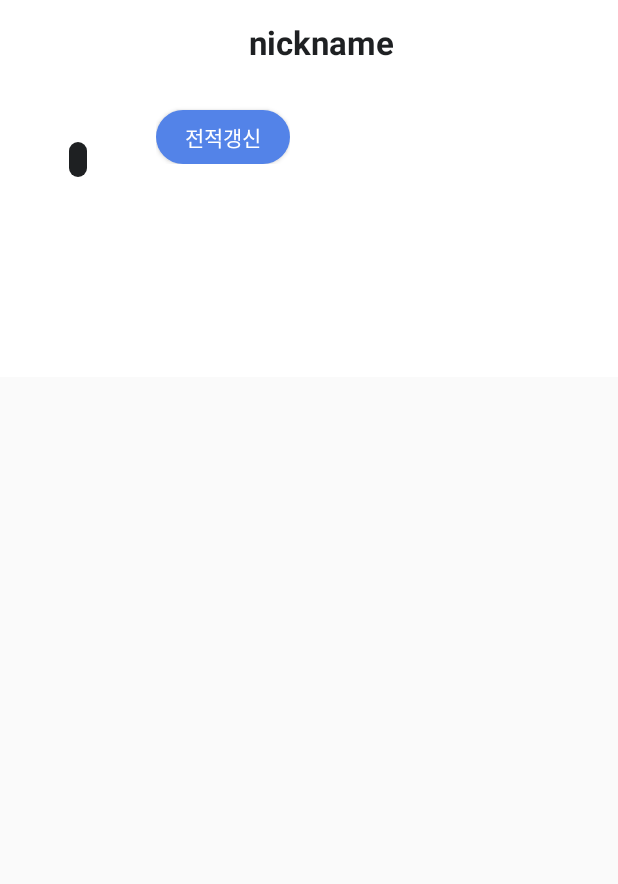
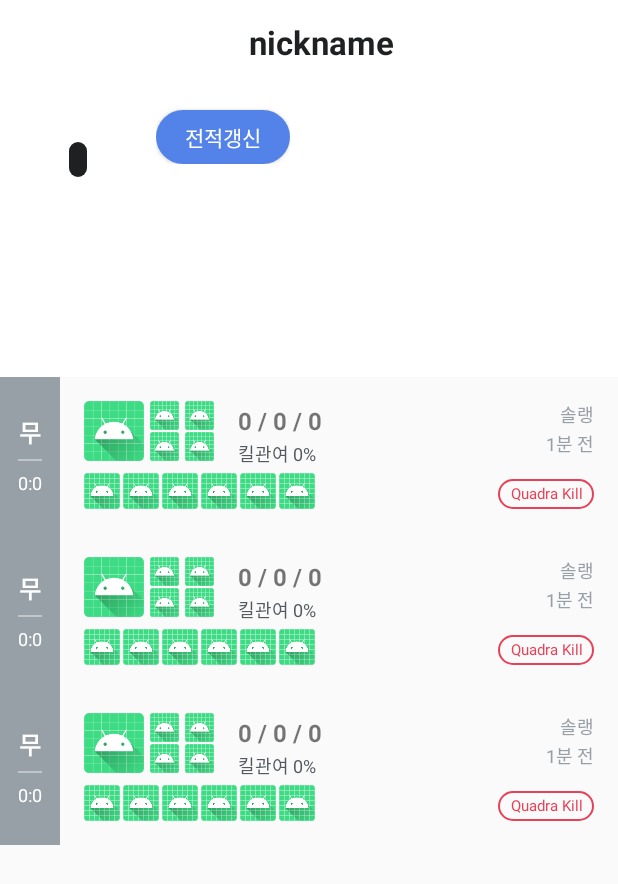
Before and after one commit to KimBooHyeon/Summoner, an Android app: the layout activity_summoner.xml on its own in the app's theme, with its tools: preview values and no code run, on a phone screen of 412 x 824 dp. Shown: the top 884 px of the screen. Run offline under Robolectric (Android 15) with nearby library versions, the phone set to English and light mode, and no system bars; network calls fail.

Commit message:
feat: game list api 호출

```diff
--- a/app/src/main/java/com/opgg/summoner/adapter/BaseAdapter.kt
+++ b/app/src/main/java/com/opgg/summoner/adapter/BaseAdapter.kt
@@ -6,11 +6,11 @@ import com.opgg.summoner.adapter.viewholder.BaseViewHolder
 abstract class BaseAdapter<T : BaseViewHolder>: RecyclerView.Adapter<T>() {
     override fun onViewAttachedToWindow(holder: T) {
         super.onViewAttachedToWindow(holder)
-        holder.onAppear()
+//        holder.onAppear()
     }
 
     override fun onViewDetachedFromWindow(holder: T) {
         super.onViewDetachedFromWindow(holder)
-        holder.onDisappear()
+//        holder.onDisappear()
     }
 }
--- a/app/src/main/java/com/opgg/summoner/adapter/viewholder/LeagueViewHolderVM.kt
+++ b/app/src/main/java/com/opgg/summoner/adapter/viewholder/LeagueViewHolderVM.kt
@@ -1,11 +1,9 @@
 package com.opgg.summoner.adapter.viewholder
 
-import android.util.Log
 import com.opgg.summoner.network.models.League
 import dagger.hilt.android.lifecycle.HiltViewModel
 import java.text.DecimalFormat
 import javax.inject.Inject
-import kotlin.math.round
 
 @HiltViewModel
 class LeagueViewHolderVM @Inject constructor(item: League) {
--- a/app/src/main/java/com/opgg/summoner/network/ApiDataInterface.kt
+++ b/app/src/main/java/com/opgg/summoner/network/ApiDataInterface.kt
@@ -16,6 +16,6 @@ interface ApiDataInterface {
     @GET("summoner/{nickname}/matches")
     fun getSummonerGameInfo(
         @Path("nickname") nickname: String,
-        @Query("lastMatch") lastMatch: String,
+        @Query("lastMatch") lastMatch: Long,
     ): Observable<ResponseGame>
 }
--- a/app/src/main/java/com/opgg/summoner/ui/SummonerActivity.kt
+++ b/app/src/main/java/com/opgg/summoner/ui/SummonerActivity.kt
@@ -4,6 +4,7 @@ import android.view.View
 import androidx.activity.viewModels
 import com.google.android.material.appbar.AppBarLayout
 import com.opgg.summoner.R
+import com.opgg.summoner.adapter.GameAdapter
 import com.opgg.summoner.adapter.LeagueAdapter
 import com.opgg.summoner.databinding.ActivitySummonerBinding
 import dagger.hilt.android.AndroidEntryPoint
@@ -12,7 +13,6 @@ import kotlin.math.abs
 @AndroidEntryPoint
 class SummonerActivity : BindingActivity<ActivitySummonerBinding>(R.layout.activity_summoner) {
     private val vm: SummonerVM by viewModels()
-    private val adapter: LeagueAdapter by lazy { LeagueAdapter() }
 
     override fun viewBinding() {
         binding.vm = vm
@@ -24,6 +24,7 @@ class SummonerActivity : BindingActivity<ActivitySummonerBinding>(R.layout.activ
                 if (abs(verticalOffset) != appBarLayout.totalScrollRange) View.INVISIBLE else View.VISIBLE
         })
 
-        binding.layoutHeader.listLeague.adapter = adapter
+        binding.list.adapter = GameAdapter()
+        binding.layoutHeader.listLeague.adapter = LeagueAdapter()
     }
 }
--- a/app/src/main/res/layout/activity_summoner.xml
+++ b/app/src/main/res/layout/activity_summoner.xml
@@ -55,10 +55,14 @@
         </com.google.android.material.appbar.AppBarLayout>
 
         <androidx.recyclerview.widget.RecyclerView
+            android:id="@+id/list"
             android:layout_width="match_parent"
             android:layout_height="match_parent"
             android:clipToPadding="false"
             android:fillViewport="true"
-            app:layout_behavior="@string/appbar_scrolling_view_behavior" />
+            app:layout_behavior="@string/appbar_scrolling_view_behavior"
+            app:layoutManager="androidx.recyclerview.widget.LinearLayoutManager"
+            app:games="@{vm.games}"
+            tools:listitem="@layout/item_game"/>
     </androidx.coordinatorlayout.widget.CoordinatorLayout>
 </layout>
--- a/app/src/main/res/layout/item_game.xml
+++ b/app/src/main/res/layout/item_game.xml
@@ -2,6 +2,11 @@
 <layout xmlns:android="http://schemas.android.com/apk/res/android"
     xmlns:app="http://schemas.android.com/apk/res-auto"
     xmlns:tools="http://schemas.android.com/tools">
+    <data>
+        <variable
+            name="vm"
+            type="com.opgg.summoner.ui.SummonerVM" />
+    </data>
     <androidx.constraintlayout.widget.ConstraintLayout
         android:layout_width="match_parent"
         android:layout_height="104dp">
```
Also changed, not shown: app/src/main/java/com/opgg/summoner/adapter/GameAdapter.kt (added, +41 -0 lines), app/src/main/java/com/opgg/summoner/adapter/LeagueAdapter.kt (+9 -2 lines), app/src/main/java/com/opgg/summoner/adapter/viewholder/LeagueViewHolder.kt (deleted, +0 -11 lines), app/src/main/java/com/opgg/summoner/network/models/Game.kt (+13 -6 lines), app/src/main/java/com/opgg/summoner/ui/SummonerVM.kt (+17 -1 lines), app/src/main/java/com/opgg/summoner/utils/BindingAdapter.kt (+9 -0 lines).
